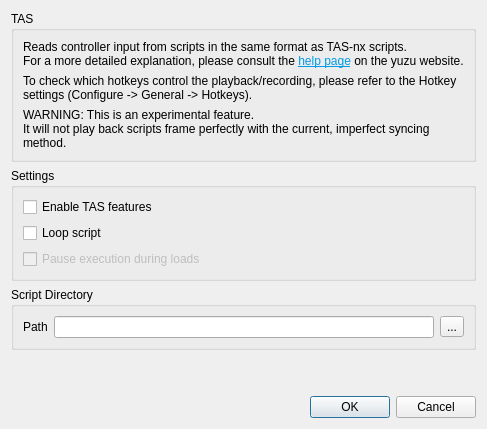
First picture: the form in src/yuzu/configuration/configure_tas.ui, repository rorrim-rorrim/eden-alt, before the edit.
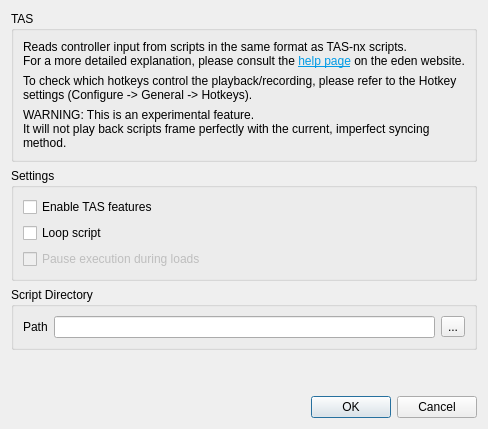
Second picture: the form after the edit.

What changed in the file:
```diff
--- a/src/yuzu/configuration/configure_tas.ui
+++ b/src/yuzu/configuration/configure_tas.ui
@@ -14,7 +14,7 @@
         <item row="0" column="0" colspan="4">
          <widget class="QLabel" name="label_1">
           <property name="text">
-           <string>&lt;html&gt;&lt;head/&gt;&lt;body&gt;&lt;p&gt;Reads controller input from scripts in the same format as TAS-nx scripts.&lt;br/&gt;For a more detailed explanation, please consult the &lt;a href=&quot;https://yuzu-emu.org/help/feature/tas/&quot;&gt;&lt;span style=&quot; text-decoration: underline; color:#039be5;&quot;&gt;help page&lt;/span&gt;&lt;/a&gt; on the yuzu website.&lt;/p&gt;&lt;/body&gt;&lt;/html&gt;</string>
+           <string>&lt;html&gt;&lt;head/&gt;&lt;body&gt;&lt;p&gt;Reads controller input from scripts in the same format as TAS-nx scripts.&lt;br/&gt;For a more detailed explanation, please consult the &lt;a href=&quot;https://eden-emulator.github.io/help/feature/tas/&quot;&gt;&lt;span style=&quot; text-decoration: underline; color:#039be5;&quot;&gt;help page&lt;/span&gt;&lt;/a&gt; on the eden website.&lt;/p&gt;&lt;/body&gt;&lt;/html&gt;</string>
           </property>
           <property name="openExternalLinks">
            <bool>true</bool>
```
